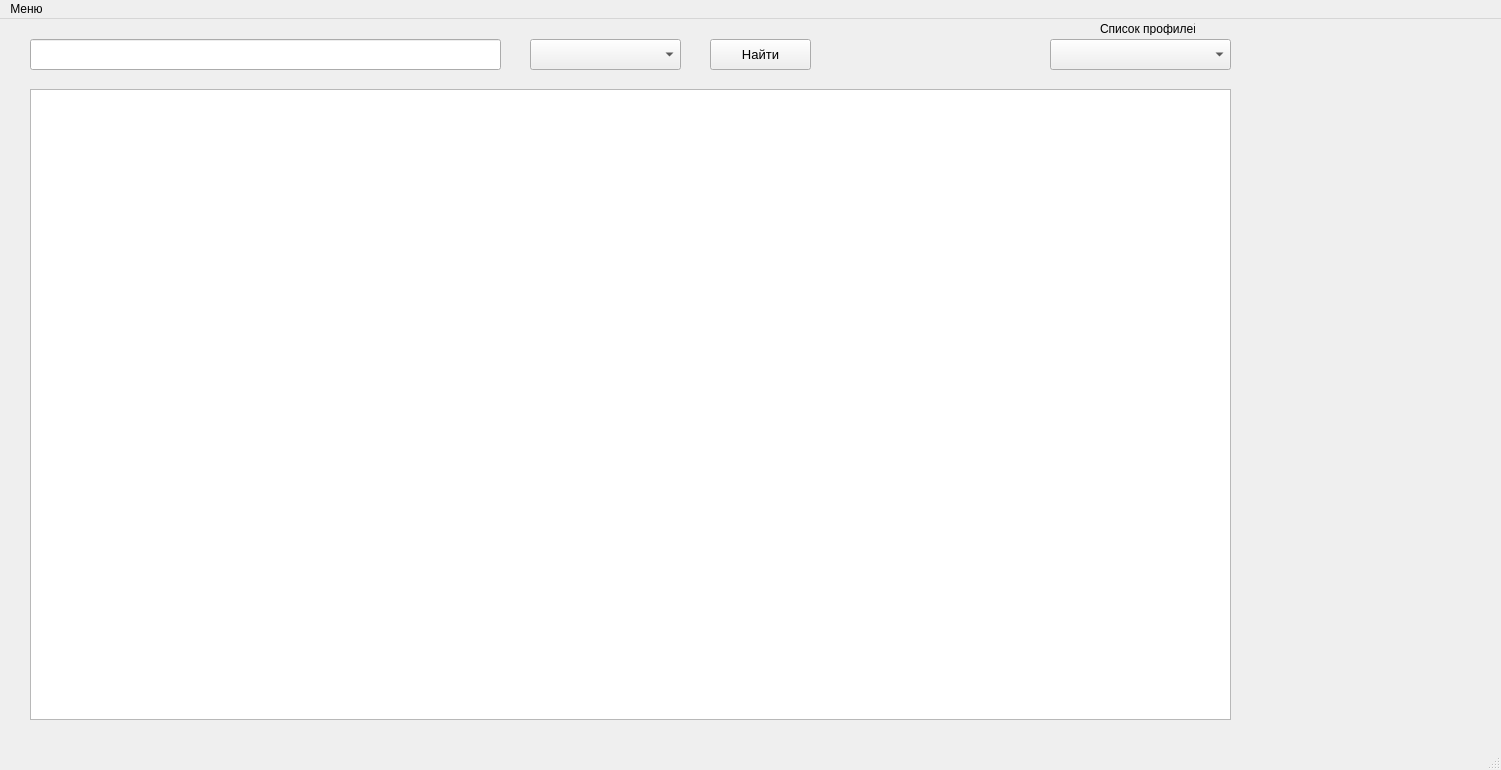
Before: the Qt Designer form OmGTU.ui in Tek4to/pythonPyQT, drawn with Qt 5.
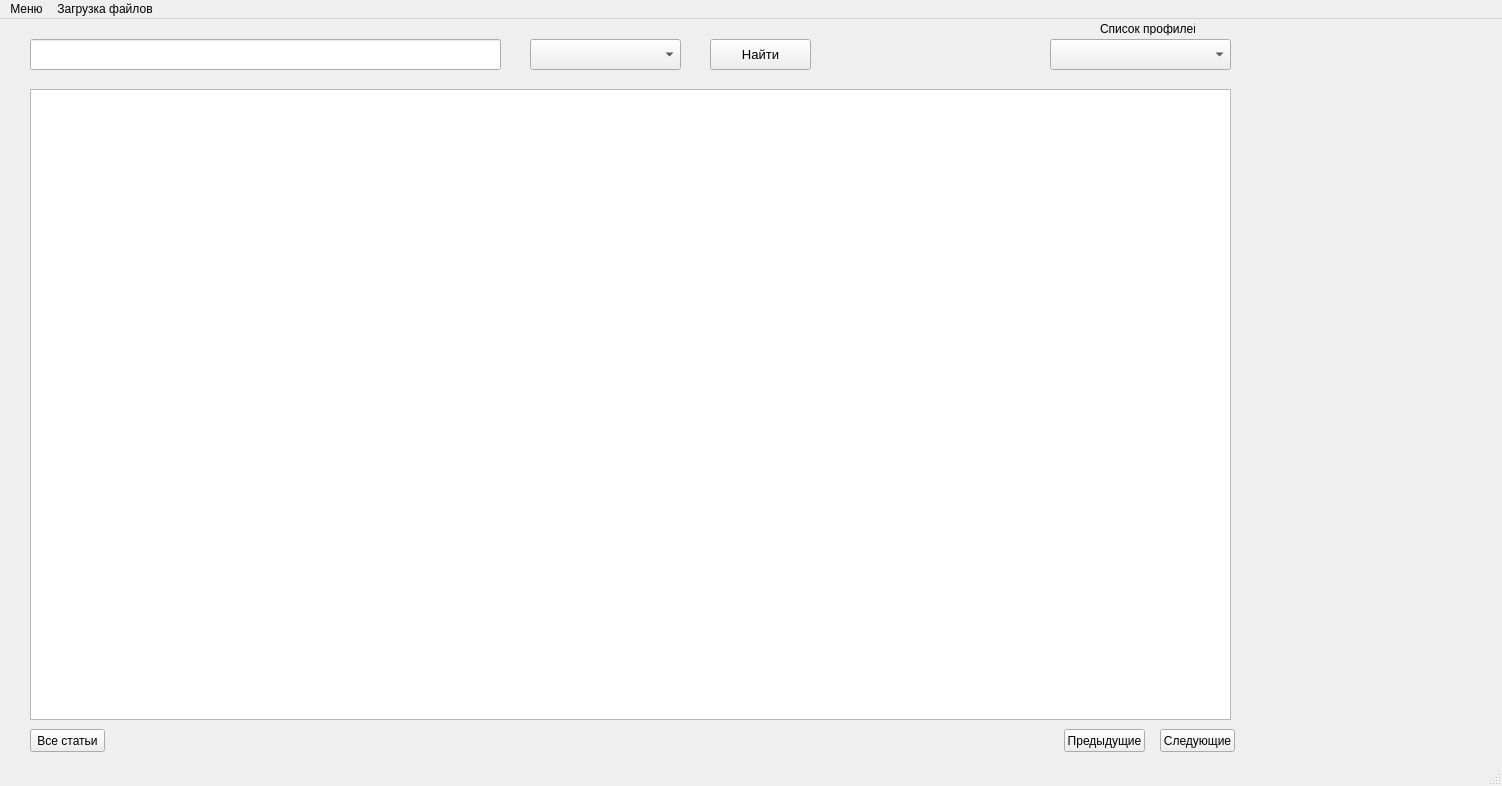
After: the same form once the commit is applied.

Commit message: articles dividing

Diff of the .ui file:
```diff
--- a/OmGTU.ui
+++ b/OmGTU.ui
@@ -6,8 +6,8 @@
    <rect>
     <x>0</x>
     <y>0</y>
-    <width>1501</width>
-    <height>770</height>
+    <width>1502</width>
+    <height>786</height>
    </rect>
   </property>
   <property name="windowTitle">
@@ -143,13 +143,52 @@
      <string>Список профилей</string>
     </property>
    </widget>
+   <widget class="QPushButton" name="next_button">
+    <property name="geometry">
+     <rect>
+      <x>1160</x>
+      <y>710</y>
+      <width>75</width>
+      <height>23</height>
+     </rect>
+    </property>
+    <property name="text">
+     <string>Следующие</string>
+    </property>
+   </widget>
+   <widget class="QPushButton" name="previous_button">
+    <property name="geometry">
+     <rect>
+      <x>1064</x>
+      <y>710</y>
+      <width>81</width>
+      <height>23</height>
+     </rect>
+    </property>
+    <property name="text">
+     <string>Предыдущие</string>
+    </property>
+   </widget>
+   <widget class="QPushButton" name="all_articles">
+    <property name="geometry">
+     <rect>
+      <x>30</x>
+      <y>710</y>
+      <width>75</width>
+      <height>23</height>
+     </rect>
+    </property>
+    <property name="text">
+     <string>Все статьи</string>
+    </property>
+   </widget>
   </widget>
   <widget class="QMenuBar" name="menubar">
    <property name="geometry">
     <rect>
      <x>0</x>
      <y>0</y>
-     <width>1501</width>
+     <width>1502</width>
      <height>21</height>
     </rect>
    </property>
@@ -161,7 +200,15 @@
     <addaction name="action_2"/>
     <addaction name="action_excel"/>
    </widget>
+   <widget class="QMenu" name="load_menu">
+    <property name="title">
+     <string>Загрузка файлов</string>
+    </property>
+    <addaction name="articles_load"/>
+    <addaction name="network_load"/>
+   </widget>
    <addaction name="menu"/>
+   <addaction name="load_menu"/>
   </widget>
   <widget class="QStatusBar" name="statusbar"/>
   <action name="action_excel">
```
Left out of the diff: 11 changed lines with no effect on the pictures. The commit also changes 3 other files.
